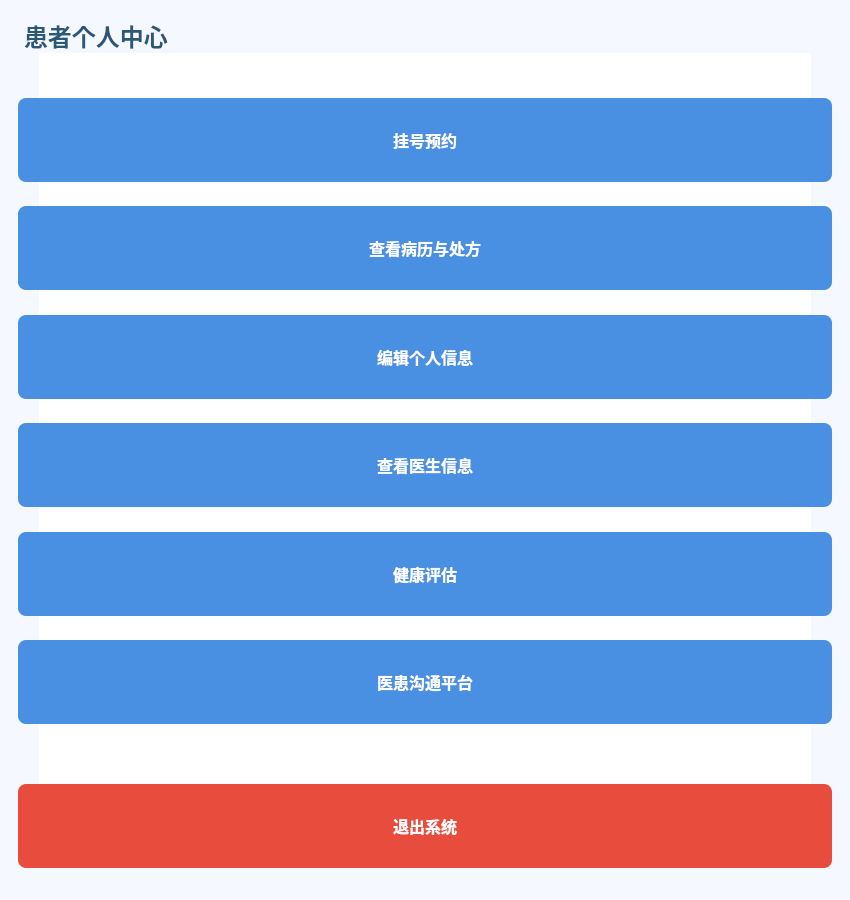
Before: the Qt Designer form medical_client/patientprofile.ui in Gray7118/SMS-Smart_Medical_System, drawn with Qt 5.
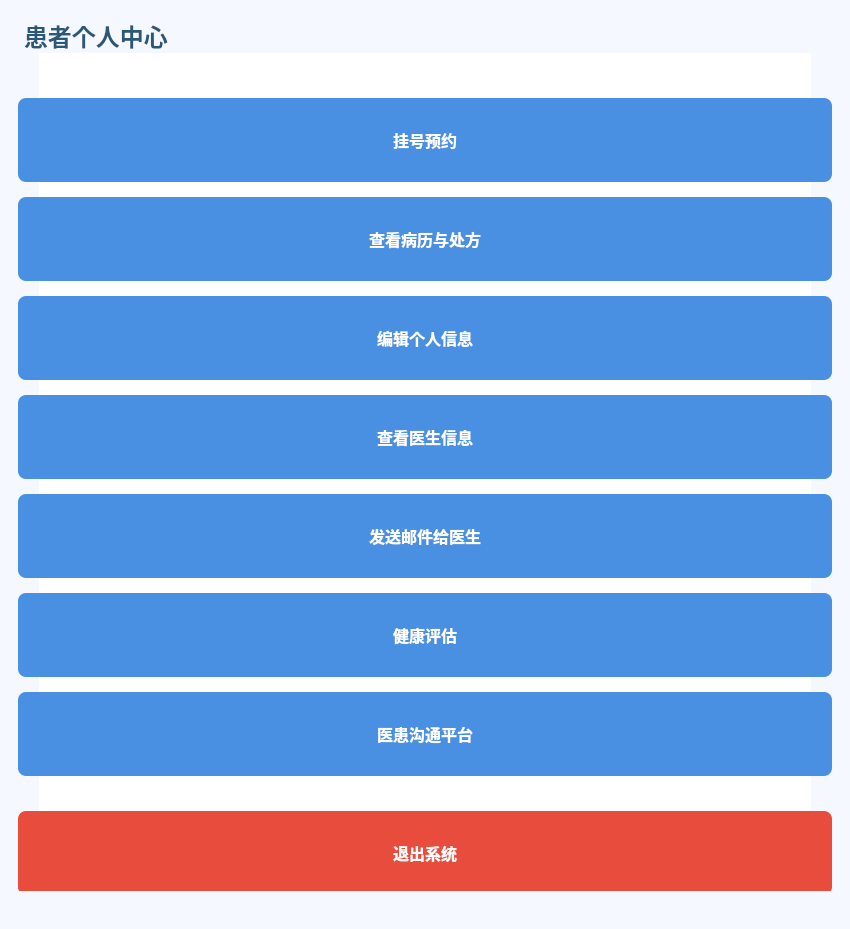
After: the same form once the commit is applied.

Commit message: feat: add email functionality

```diff
--- a/medical_client/patientprofile.ui
+++ b/medical_client/patientprofile.ui
@@ -7,7 +7,7 @@
     <x>0</x>
     <y>0</y>
     <width>850</width>
-    <height>900</height>
+    <height>929</height>
    </rect>
   </property>
   <property name="minimumSize">
@@ -103,7 +103,7 @@
       <x>0</x>
       <y>0</y>
       <width>850</width>
-      <height>1200</height>
+      <height>900</height>
      </rect>
     </property>
     <layout class="QVBoxLayout" name="verticalLayout_2">
@@ -194,7 +194,14 @@
          </widget>
         </item>
         <item>
-         <spacer name="verticalSpacer_4">
+         <widget class="QPushButton" name="emailDoctorButton">
+          <property name="text">
+           <string>发送邮件给医生</string>
+          </property>
+         </widget>
+        </item>
+        <item>
+         <spacer name="verticalSpacer_emailButton">
           <property name="orientation">
            <enum>Qt::Vertical</enum>
           </property>
```
Left out of the diff: 53 changed lines with no effect on the pictures. The commit also changes 158 other files.
